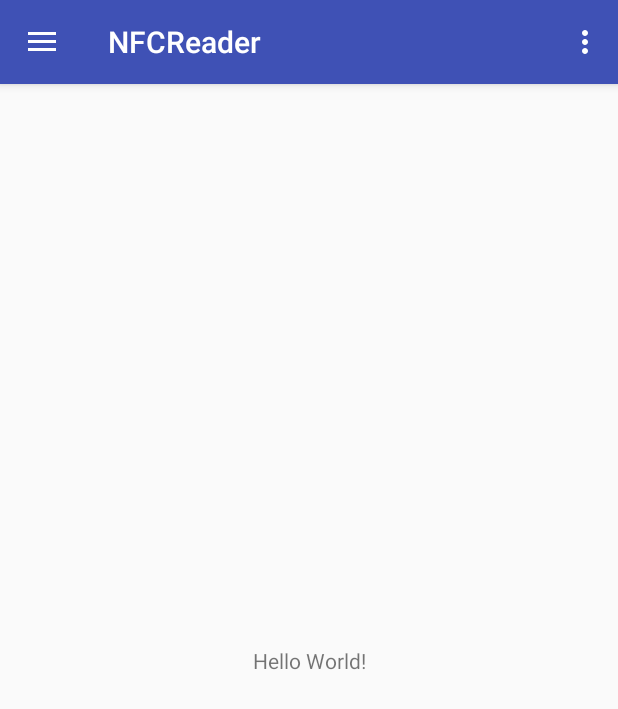
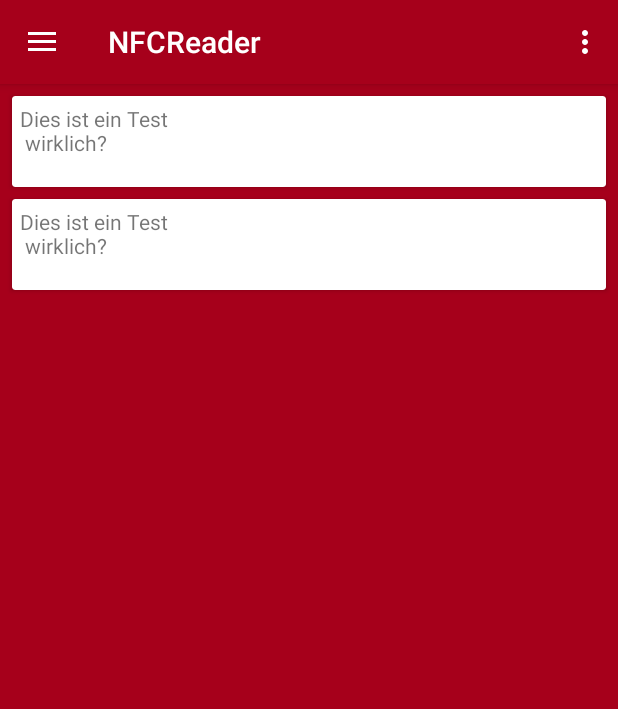
Before and after one commit to sutern/NFCReader, an Android app: the screen it shows after launch (MainActivity), on a phone screen of 412 x 824 dp. Shown: the top 709 px of the screen. Run offline under Robolectric (Android 15) with nearby library versions, the phone set to English and light mode, and no system bars.

Commit message:
Changed mainActivity design

```diff
--- a/app/build.gradle
+++ b/app/build.gradle
@@ -27,4 +27,5 @@ dependencies {
     testImplementation 'junit:junit:4.12'
     androidTestImplementation 'com.android.support.test:runner:1.0.2'
     androidTestImplementation 'com.android.support.test.espresso:espresso-core:3.0.2'
+    implementation 'com.android.support:cardview-v7:27.1.1'
 }
--- a/app/src/main/java/net/ictcampus/sutern/nfcreader/MainActivity.java
+++ b/app/src/main/java/net/ictcampus/sutern/nfcreader/MainActivity.java
@@ -12,6 +12,7 @@ import android.support.v7.app.AppCompatActivity;
 import android.support.v7.widget.Toolbar;
 import android.view.Menu;
 import android.view.MenuItem;
+import android.widget.TextView;
 
 public class MainActivity extends AppCompatActivity
         implements NavigationView.OnNavigationItemSelectedListener {
@@ -22,16 +23,7 @@ public class MainActivity extends AppCompatActivity
         setContentView(R.layout.activity_main);
         Toolbar toolbar = (Toolbar) findViewById(R.id.toolbar);
         setSupportActionBar(toolbar);
-/*
-        FloatingActionButton fab = (FloatingActionButton) findViewById(R.id.fab);
-        fab.setOnClickListener(new View.OnClickListener() {
-            @Override
-            public void onClick(View view) {
-                Snackbar.make(view, "Replace with your own action", Snackbar.LENGTH_LONG)
-                        .setAction("Action", null).show();
-            }
-        });
-*/
+
         DrawerLayout drawer = (DrawerLayout) findViewById(R.id.drawer_layout);
         ActionBarDrawerToggle toggle = new ActionBarDrawerToggle(
                 this, drawer, toolbar, R.string.navigation_drawer_open, R.string.navigation_drawer_close);
@@ -40,6 +32,10 @@ public class MainActivity extends AppCompatActivity
 
         NavigationView navigationView = (NavigationView) findViewById(R.id.nav_view);
         navigationView.setNavigationItemSelectedListener(this);
+
+  /*      TextView Info = (TextView) findViewById(R.id.InfoText);
+        Info.setText(R.string.test_info);
+        */
     }
 
     @Override
--- a/app/src/main/res/layout/activity_main.xml
+++ b/app/src/main/res/layout/activity_main.xml
@@ -13,6 +13,8 @@
         android:layout_width="match_parent"
         android:layout_height="match_parent" />
 
+
+
     <android.support.design.widget.NavigationView
         android:id="@+id/nav_view"
         android:layout_width="wrap_content"
--- a/app/src/main/res/layout/content_main.xml
+++ b/app/src/main/res/layout/content_main.xml
@@ -1,20 +1,46 @@
 <?xml version="1.0" encoding="utf-8"?>
-<android.support.constraint.ConstraintLayout xmlns:android="http://schemas.android.com/apk/res/android"
-    xmlns:app="http://schemas.android.com/apk/res-auto"
+<LinearLayout xmlns:android="http://schemas.android.com/apk/res/android"
     xmlns:tools="http://schemas.android.com/tools"
-    android:layout_width="match_parent"
-    android:layout_height="match_parent"
-    app:layout_behavior="@string/appbar_scrolling_view_behavior"
+    android:layout_width="fill_parent"
+    android:layout_height="fill_parent"
+    android:background="@color/background"
     tools:context=".MainActivity"
-    tools:showIn="@layout/app_bar_main">
+    android:orientation="vertical"
+    android:weightSum="1"
+    android:layout_marginTop="?attr/actionBarSize"
+    android:id="@+id/mainInfo">
 
-    <TextView
-        android:layout_width="wrap_content"
+
+    <android.support.v7.widget.CardView
+        android:layout_width="match_parent"
         android:layout_height="wrap_content"
-        android:text="Hello World!"
-        app:layout_constraintBottom_toBottomOf="parent"
-        app:layout_constraintLeft_toLeftOf="parent"
-        app:layout_constraintRight_toRightOf="parent"
-        app:layout_constraintTop_toTopOf="parent" />
+        android:padding="10dp"
+        android:layout_marginTop="8dp"
+        android:layout_marginLeft="8dp"
+        android:layout_marginRight="8dp">
 
-</android.support.constraint.ConstraintLayout>
+        <TextView
+            android:id="@+id/InfoText"
+            android:layout_width="wrap_content"
+            android:layout_height="50dp"
+            android:layout_margin="5dp"
+            android:text="Dies ist ein Test \n wirklich?" />
+    </android.support.v7.widget.CardView>
+
+    <android.support.v7.widget.CardView
+        android:layout_width="match_parent"
+        android:layout_height="wrap_content"
+        android:padding="10dp"
+        android:layout_marginTop="8dp"
+        android:layout_marginLeft="8dp"
+        android:layout_marginRight="8dp">
+
+        <TextView
+            android:id="@+id/InfoText2"
+            android:layout_width="wrap_content"
+            android:layout_height="50dp"
+            android:layout_margin="5dp"
+            android:text="Dies ist ein Test \n wirklich?" />
+    </android.support.v7.widget.CardView>
+
+</LinearLayout>
--- a/app/src/main/res/values/colors.xml
+++ b/app/src/main/res/values/colors.xml
@@ -1,6 +1,7 @@
 <?xml version="1.0" encoding="utf-8"?>
 <resources>
-    <color name="colorPrimary">#3F51B5</color>
+    <color name="colorPrimary">#A6001B</color>
     <color name="colorPrimaryDark">#303F9F</color>
     <color name="colorAccent">#FF4081</color>
+    <color name="background">#A6001B</color>
 </resources>
```
